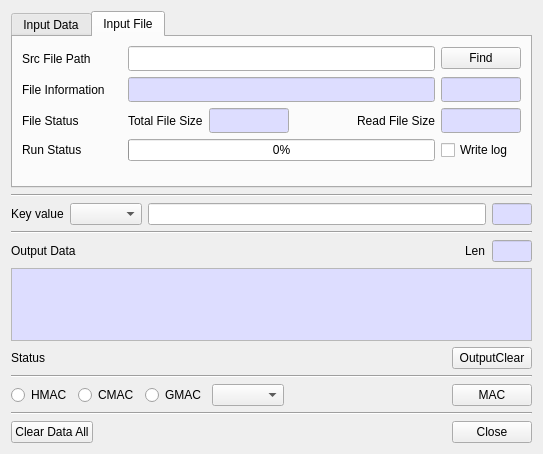
Old version of the form BerEditor/gen_mac_dlg.ui in the repository jykim74/BerEditor.
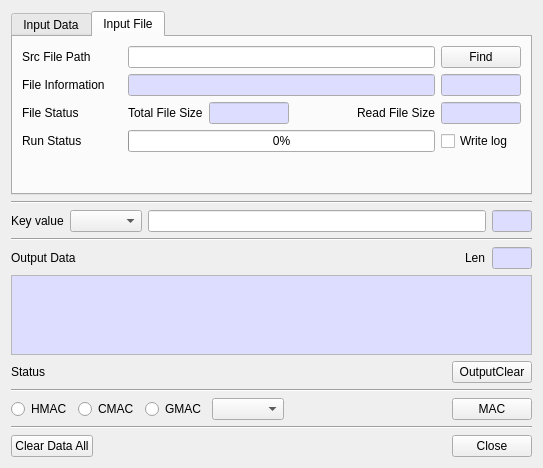
New version of the form. The open tabs and pages were chosen to show the change.

```diff
--- a/BerEditor/gen_mac_dlg.ui
+++ b/BerEditor/gen_mac_dlg.ui
@@ -7,7 +7,7 @@
     <x>0</x>
     <y>0</y>
     <width>543</width>
-    <height>454</height>
+    <height>468</height>
    </rect>
   </property>
   <property name="windowTitle">
@@ -199,13 +199,7 @@
        <item>
         <layout class="QGridLayout" name="gridLayout_2">
          <item row="0" column="1">
-          <widget class="QLineEdit" name="mSrcFileText">
-           <property name="font">
-            <font>
-             <family>굴림체</family>
-            </font>
-           </property>
-          </widget>
+          <widget class="QLineEdit" name="mSrcFileText"/>
          </item>
          <item row="0" column="0">
           <widget class="QLabel" name="label_6">
@@ -307,11 +301,6 @@
              </disabled>
             </palette>
            </property>
-           <property name="font">
-            <font>
-             <family>굴림체</family>
-            </font>
-           </property>
            <property name="readOnly">
             <bool>true</bool>
            </property>
@@ -368,11 +357,6 @@
              </disabled>
             </palette>
            </property>
-           <property name="font">
-            <font>
-             <family>굴림체</family>
-            </font>
-           </property>
            <property name="readOnly">
             <bool>true</bool>
            </property>
@@ -433,11 +417,6 @@
              </disabled>
             </palette>
            </property>
-           <property name="font">
-            <font>
-             <family>굴림체</family>
-            </font>
-           </property>
            <property name="readOnly">
             <bool>true</bool>
            </property>
@@ -520,11 +499,6 @@
              </disabled>
             </palette>
            </property>
-           <property name="font">
-            <font>
-             <family>굴림체</family>
-            </font>
-           </property>
            <property name="readOnly">
             <bool>true</bool>
            </property>
```
Left out of the diff: 2 changed lines with no effect on the pictures.
